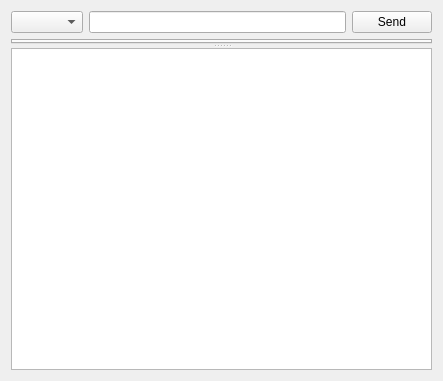
This is ui/Getman.ui in aaronlam1004/getman as Qt 5 draws it before an edit. The edited form follows.
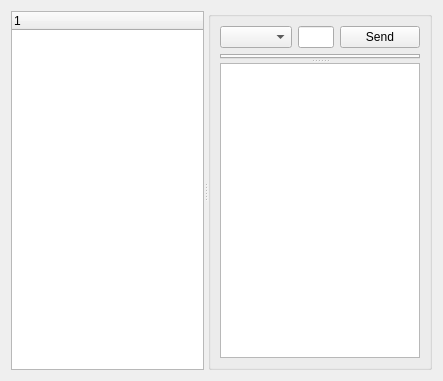
This is the edited form.

Commit message: Add menu bar + tree widget (no implementation yet)

Patch:
```diff
--- a/ui/Getman.ui
+++ b/ui/Getman.ui
@@ -15,6 +15,23 @@
   </property>
   <layout class="QVBoxLayout" name="verticalLayout">
    <item>
+    <widget class="QSplitter" name="splitter_2">
+     <property name="orientation">
+      <enum>Qt::Horizontal</enum>
+     </property>
+     <widget class="QTreeWidget" name="treeWidget">
+      <column>
+       <property name="text">
+        <string notr="true">1</string>
+       </property>
+      </column>
+     </widget>
+     <widget class="QGroupBox" name="groupBox">
+      <property name="title">
+       <string/>
+      </property>
+      <layout class="QVBoxLayout" name="verticalLayout_2">
+       <item>
     <layout class="QHBoxLayout" name="horizontalLayout">
      <item>
       <widget class="QComboBox" name="cbox_request_type"/>
@@ -42,6 +59,10 @@
       </property>
      </widget>
      <widget class="QTextEdit" name="te_response"/>
+        </widget>
+       </item>
+      </layout>
+     </widget>
     </widget>
    </item>
   </layout>
```
Lines whose indentation alone changed are shown as unchanged. The commit also changes 2 other files.
